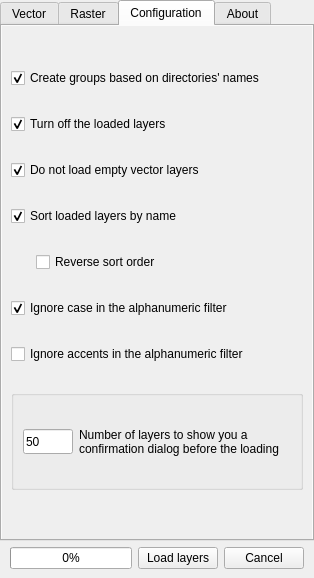
First picture: the form in Ui_DockWidget.ui, repository gacarrillor/loadthemall, before the edit.
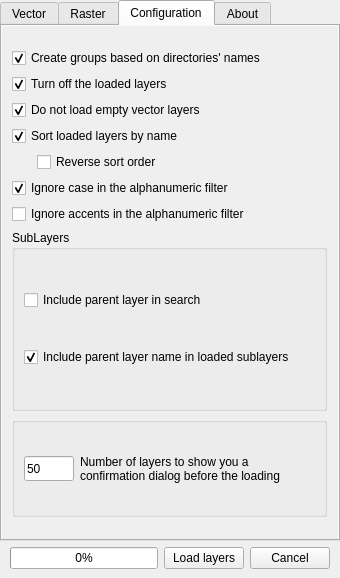
Second picture: the form after the edit. The open tabs and pages were chosen to show the change. Icons and pictures are not drawn.

Commit message: Add two options for SubLayers to search including parent name and prepend parent name for each sublayer in TOC

```diff
--- a/Ui_DockWidget.ui
+++ b/Ui_DockWidget.ui
@@ -6,7 +6,7 @@
    <rect>
     <x>0</x>
     <y>0</y>
-    <width>314</width>
+    <width>340</width>
     <height>578</height>
    </rect>
   </property>
@@ -311,8 +311,8 @@
             <rect>
              <x>0</x>
              <y>0</y>
-             <width>310</width>
-             <height>486</height>
+             <width>338</width>
+             <height>476</height>
             </rect>
            </property>
            <property name="sizePolicy">
@@ -326,20 +326,11 @@
              <number>9</number>
             </property>
             <item row="0" column="0">
-             <layout class="QVBoxLayout" name="verticalLayout_2" stretch="0,1,0,0,0,0,0,0,0,0">
+             <layout class="QVBoxLayout" name="verticalLayout_2" stretch="0,1,0,0,0,0,0,0,0,0,0">
               <property name="spacing">
                <number>6</number>
               </property>
-              <property name="leftMargin">
-               <number>0</number>
-              </property>
-              <property name="topMargin">
-               <number>0</number>
-              </property>
-              <property name="rightMargin">
-               <number>0</number>
-              </property>
-              <property name="bottomMargin">
+              <property name="margin">
                <number>0</number>
               </property>
               <item>
@@ -466,6 +457,32 @@
                 </property>
                </widget>
               </item>
+              <item>
+               <widget class="QGroupBox" name="groupBox_2">
+                <property name="title">
+                 <string>SubLayers</string>
+                </property>
+                <layout class="QGridLayout" name="gridLayout_13">
+                 <item row="0" column="0">
+                  <widget class="QCheckBox" name="chkSearchParentLayer">
+                   <property name="text">
+                    <string>Include parent layer in search</string>
+                   </property>
+                  </widget>
+                 </item>
+                 <item row="1" column="0">
+                  <widget class="QCheckBox" name="chkAddParentLayerName">
+                   <property name="text">
+                    <string>Include parent layer name in loaded sublayers</string>
+                   </property>
+                   <property name="checked">
+                    <bool>true</bool>
+                   </property>
+                  </widget>
+                 </item>
+                </layout>
+               </widget>
+              </item>
               <item>
                <widget class="QGroupBox" name="groupBox">
                 <property name="minimumSize">
```
Left out of the diff: 58 changed lines with no effect on the pictures. The commit also changes 4 other files.
